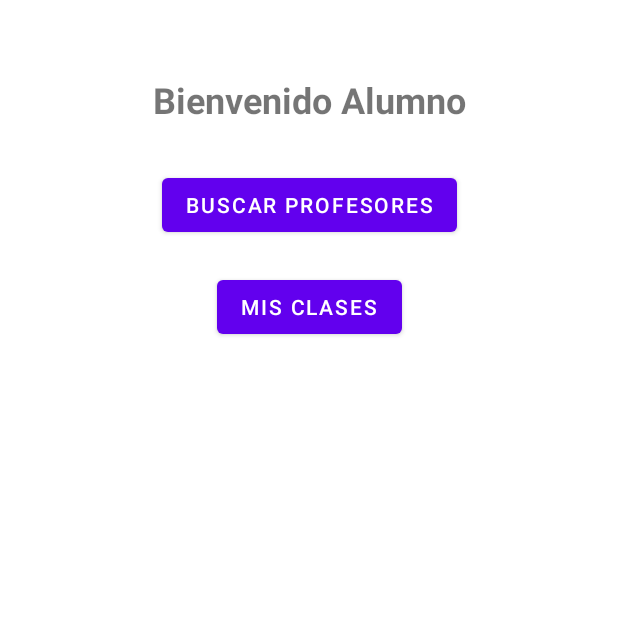
After one commit to francisrojass/ClasesParticularesApk, an Android app built with Jetpack Compose: the StudentActivity screen opened directly, with no data from a screen before it, on a phone screen of 412 x 824 dp, the top half of it. The commit adds this screen. Run offline under Robolectric (Android 15) with nearby library versions, the phone set to English and light mode, and no system bars.

Commit message:
add: he añadido el registro(no funcional), splash, vista student y teacher y seleccion (no funcional), no pasa del login

```diff
--- /dev/null
+++ b/app/src/main/java/com/example/clasesparticularesapp/ui/student/StudentActivity.kt
@@ -0,0 +1,12 @@
+package com.example.clasesparticularesapp.ui.student
+
+import android.os.Bundle
+import androidx.appcompat.app.AppCompatActivity
+import com.example.clasesparticularesapp.R
+
+class StudentActivity : AppCompatActivity() {
+    override fun onCreate(savedInstanceState: Bundle?) {
+        super.onCreate(savedInstanceState)
+        setContentView(R.layout.activity_student)
+    }
+}
--- /dev/null
+++ b/app/src/main/res/drawable/splash_background.xml
@@ -0,0 +1,8 @@
+<layer-list xmlns:android="http://schemas.android.com/apk/res/android">
+    <item android:drawable="@color/white"/> <!-- Color de fondo -->
+    <item>
+        <bitmap
+            android:gravity="center"
+            android:src="@drawable/logo"/> <!-- Usa tu logo aquí -->
+    </item>
+</layer-list>
--- /dev/null
+++ b/app/src/main/res/layout/activity_student.xml
@@ -0,0 +1,41 @@
+<?xml version="1.0" encoding="utf-8"?>
+<androidx.constraintlayout.widget.ConstraintLayout xmlns:android="http://schemas.android.com/apk/res/android"
+    xmlns:app="http://schemas.android.com/apk/res-auto"
+    xmlns:tools="http://schemas.android.com/tools"
+    android:layout_width="match_parent"
+    android:layout_height="match_parent"
+    tools:context=".ui.student.StudentActivity">
+
+    <TextView
+        android:id="@+id/student_title"
+        android:layout_width="wrap_content"
+        android:layout_height="wrap_content"
+        android:text="Bienvenido Alumno"
+        android:textSize="24sp"
+        android:textStyle="bold"
+        app:layout_constraintTop_toTopOf="parent"
+        app:layout_constraintStart_toStartOf="parent"
+        app:layout_constraintEnd_toEndOf="parent"
+        android:layout_marginTop="50dp"/>
+
+    <Button
+        android:id="@+id/find_teachers_button"
+        android:layout_width="wrap_content"
+        android:layout_height="wrap_content"
+        android:text="Buscar Profesores"
+        app:layout_constraintTop_toBottomOf="@id/student_title"
+        app:layout_constraintStart_toStartOf="parent"
+        app:layout_constraintEnd_toEndOf="parent"
+        android:layout_marginTop="30dp"/>
+
+    <Button
+        android:id="@+id/my_classes_button"
+        android:layout_width="wrap_content"
+        android:layout_height="wrap_content"
+        android:text="Mis Clases"
+        app:layout_constraintTop_toBottomOf="@id/find_teachers_button"
+        app:layout_constraintStart_toStartOf="parent"
+        app:layout_constraintEnd_toEndOf="parent"
+        android:layout_marginTop="20dp"/>
+
+</androidx.constraintlayout.widget.ConstraintLayout>
--- a/app/src/main/res/values/themes.xml
+++ b/app/src/main/res/values/themes.xml
@@ -1,5 +1,15 @@
 <?xml version="1.0" encoding="utf-8"?>
 <resources>
 
-    <style name="Theme.ClasesParticularesApp" parent="android:Theme.Material.Light.NoActionBar" />
+    <!-- ✅ Tema general de la aplicación -->
+    <style name="Theme.ClasesParticularesApp" parent="Theme.MaterialComponents.Light.NoActionBar">
+        <item name="android:statusBarColor">@android:color/transparent</item>
+        <item name="android:windowLightStatusBar">true</item>
+    </style>
+
+    <!-- ✅ Tema específico para la pantalla de Splash -->
+    <style name="Theme.SplashScreen" parent="Theme.AppCompat.Light.NoActionBar">
+        <item name="android:windowBackground">@drawable/splash_background</item>
+    </style>
+
 </resources>
```
Also changed, not shown: app/src/main/AndroidManifest.xml (+33 -7 lines), app/src/main/java/com/example/clasesparticularesapp/MainActivity.kt (+19 -38 lines), app/src/main/java/com/example/clasesparticularesapp/ui/auth/LoginActivity.kt (+24 -17 lines), app/src/main/java/com/example/clasesparticularesapp/ui/auth/RegisterActivity.kt (added, +45 -0 lines), app/src/main/java/com/example/clasesparticularesapp/ui/splash/SplashActivity.kt (added, +39 -0 lines), app/src/main/java/com/example/clasesparticularesapp/ui/teacher/TeacherActivity.kt (added, +12 -0 lines), app/src/main/res/layout/activity_main.xml (added, +95 -0 lines), app/src/main/res/layout/activity_register.xml (added, +46 -0 lines), app/src/main/res/layout/activity_splash.xml (added, +22 -0 lines), app/src/main/res/layout/activity_teacher.xml (added, +41 -0 lines), app/src/main/res/values/strings.xml (+33 -1 lines), app/src/main/res/drawable/alumno_logo.png (added), app/src/main/res/drawable/logo.png (added), app/src/main/res/drawable/profesor_logo.png (added).
